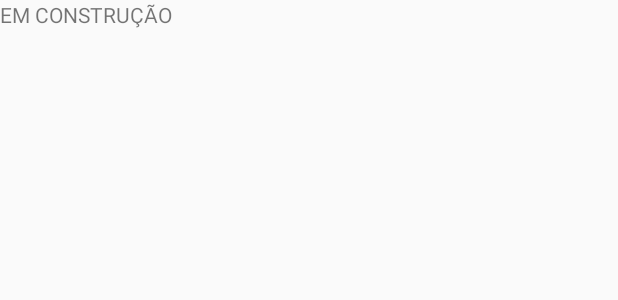
After one commit to rafaelperazzo/cimai_android, an Android app: the layout fragment_pesquisa_projetos.xml on its own in the app's theme, with its tools: preview values and no code run, on a phone screen of 412 x 824 dp. The commit adds this screen. Shown: the top 300 px of the screen. Run offline under Robolectric (Android 15) with nearby library versions, the phone set to English and light mode, and no system bars.

Commit message:
Atualizado 2020-05-20 10:31:16

```diff
--- a/app/src/main/java/pet/yoko/apps/cimaiapp/PesquisaActivity.java
+++ b/app/src/main/java/pet/yoko/apps/cimaiapp/PesquisaActivity.java
@@ -49,10 +49,10 @@ public class PesquisaActivity extends AppCompatActivity {
                         fragment = new PesquisaFragment();
                         break;
                     case 1:
-                        fragment = new PesquisaFragment();
+                        fragment = new PesquisaGruposFragment();
                         break;
                     case 2:
-                        fragment = new PesquisaFragment();
+                        fragment = new PesquisaProjetosFragment();
                         break;
                 }
                 FragmentManager fm = getSupportFragmentManager();
--- /dev/null
+++ b/app/src/main/res/layout/fragment_pesquisa_projetos.xml
@@ -0,0 +1,14 @@
+<?xml version="1.0" encoding="utf-8"?>
+<FrameLayout xmlns:android="http://schemas.android.com/apk/res/android"
+    xmlns:tools="http://schemas.android.com/tools"
+    android:layout_width="match_parent"
+    android:layout_height="match_parent"
+    tools:context=".PesquisaProjetosFragment">
+
+    <!-- TODO: Update blank fragment layout -->
+    <TextView
+        android:layout_width="match_parent"
+        android:layout_height="match_parent"
+        android:text="EM CONSTRUÇÃO" />
+
+</FrameLayout>
```
Also changed, not shown: app/src/main/java/pet/yoko/apps/cimaiapp/PesquisaGruposFragment.java (added, +64 -0 lines), app/src/main/java/pet/yoko/apps/cimaiapp/PesquisaProjetosFragment.java (added, +64 -0 lines), app/src/main/res/layout/fragment_pesquisa_grupos.xml (added, +15 -0 lines).
